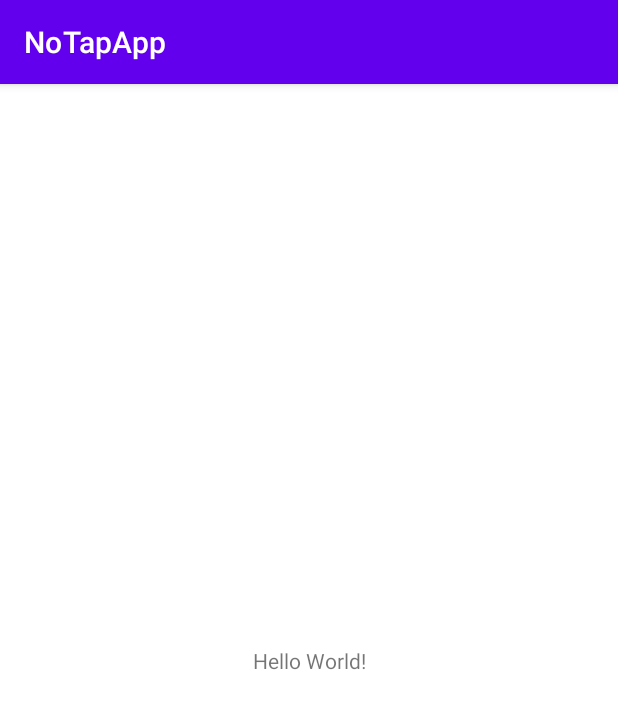
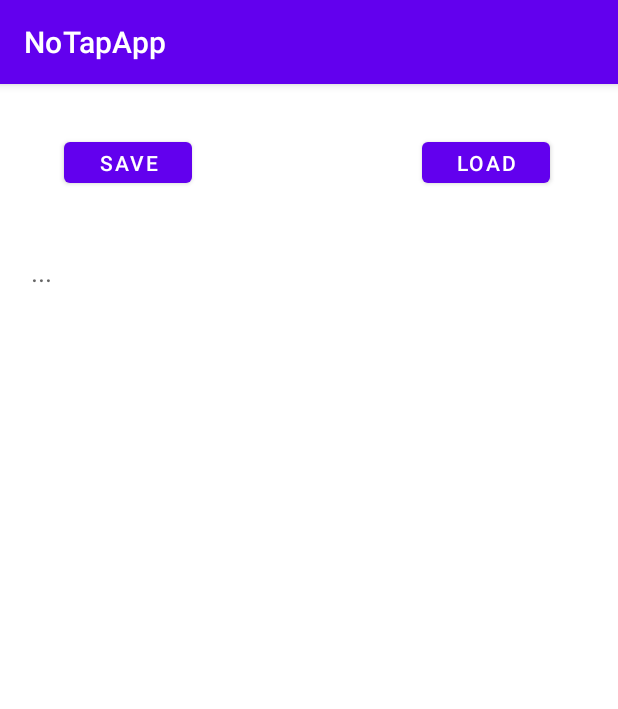
Before and after one commit to TrueSgtMonkey/no-tap-app, an Android app: the screen it shows after launch (MainActivity), on a phone screen of 412 x 824 dp. Shown: the top 709 px of the screen. Run offline under Robolectric (Android 15) with nearby library versions, the phone set to English and light mode, and no system bars.

Commit message:
basic saving, loading, and text editing
saves to a file called "butt.txt"
loads from that file too
saving saves whatever is in the text area to file
loading loads whatever is in file to text area

Really dangerous right now, should probably add some confirmation
prompts, but the first steps are done

```diff
--- a/app/src/main/AndroidManifest.xml
+++ b/app/src/main/AndroidManifest.xml
@@ -3,8 +3,11 @@
     xmlns:tools="http://schemas.android.com/tools"
     package="app.notapapp">
 
+    <uses-permission android:name="android.permission.READ_EXTERNAL_STORAGE" />
+    <uses-permission android:name="android.permission.WRITE_EXTERNAL_STORAGE" />
     <application
         android:allowBackup="true"
+        android:requestLegacyExternalStorage="true"
         android:dataExtractionRules="@xml/data_extraction_rules"
         android:fullBackupContent="@xml/backup_rules"
         android:icon="@mipmap/ic_launcher"
--- a/app/src/main/java/app/notapapp/Clicker.java
+++ /dev/null
@@ -1,53 +0,0 @@
-package app.notapapp;
-
-import android.view.View;
-import android.widget.TextView;
-
-import androidx.appcompat.app.AppCompatActivity;
-
-public class Clicker implements View.OnClickListener
-{
-    //reference to the current activity
-    //for things like findViewById(R.id.<id_name>) and such
-    private AppCompatActivity activity;
-    private View component; // component that we are changing with clicks
-
-    enum State {
-        DEF,
-        BOTTM
-    }
-    private State state;
-
-    public Clicker(AppCompatActivity activity, View component)
-    {
-        this.activity = activity;
-        this.component = component;
-        state = State.DEF;
-    }
-
-    @Override
-    public void onClick(View view)
-    {
-        switch(state)
-        {
-            case DEF:
-                bottmText();
-                state = State.BOTTM;
-                break;
-            case BOTTM:
-                helloText();
-                state = State.DEF;
-                break;
-        }
-    }
-
-    private void bottmText()
-    {
-        ((TextView)component).setText("BOTTM GEAR M8s");
-    }
-
-    private void helloText()
-    {
-        ((TextView)component).setText("Hello, World!");
-    }
-}
--- a/app/src/main/java/app/notapapp/MainActivity.java
+++ b/app/src/main/java/app/notapapp/MainActivity.java
@@ -5,13 +5,18 @@ import androidx.appcompat.app.AppCompatActivity;
 import android.os.Bundle;
 
 public class MainActivity extends AppCompatActivity {
-    Clicker clicker;
+    // saving and loading use the same class
+    SLData saveClicker;
+    SLData loadClicker;
+    TEArea textEditArea;
 
     @Override
     protected void onCreate(Bundle savedInstanceState) {
         super.onCreate(savedInstanceState);
         setContentView(R.layout.activity_main);
-        clicker = new Clicker(this, findViewById(R.id.hello_label));
-        findViewById(R.id.hello_label).setOnClickListener(clicker);
+        textEditArea = new TEArea(this, findViewById(R.id.text_edit));
+        saveClicker = new SLData(this, findViewById(R.id.save_button), textEditArea);
+        loadClicker = new SLData(this, findViewById(R.id.load_button), textEditArea);
+        loadClicker.changeState();
     }
 }
--- /dev/null
+++ b/app/src/main/java/app/notapapp/SLData.java
@@ -0,0 +1,101 @@
+package app.notapapp;
+
+import android.content.Intent;
+import android.os.CountDownTimer;
+import android.view.View;
+import android.widget.TextView;
+
+import androidx.appcompat.app.AppCompatActivity;
+
+import java.io.File;
+import java.io.FileInputStream;
+import java.io.FileNotFoundException;
+import java.io.FileOutputStream;
+import java.io.IOException;
+
+// Handles all of the saving and loading of the current text file we are on
+public class SLData implements View.OnClickListener
+{
+    //reference to the current activity
+    //for things like findViewById(R.id.<id_name>) and such
+    private AppCompatActivity activity;
+
+    //everything in android programming is clickable
+    private View component; // component that we are changing with clicks
+    private TEArea textEditArea;
+
+    enum DataState {
+        SAVE,
+        LOAD
+    }
+    private DataState state;
+
+    public SLData(AppCompatActivity activity, View component, TEArea textEditArea)
+    {
+        this.activity = activity;
+        this.component = component;
+        this.textEditArea = textEditArea;
+        component.setOnClickListener(this);
+        state = DataState.SAVE;
+    }
+
+    public DataState getState() { return state; }
+    protected void setState(DataState s) { state = s; }
+
+    public void changeState()
+    {
+        switch(state)
+        {
+            case SAVE:
+                state = DataState.LOAD;
+                break;
+            case LOAD:
+                state = DataState.SAVE;
+                break;
+        }
+    }
+
+    //based on our current state, we will enter either the save/load process
+    @Override
+    public void onClick(View view)
+    {
+        switch(state)
+        {
+            case SAVE:
+                try {
+                    saveToFile();
+                } catch (IOException e) {
+                    e.printStackTrace();
+                }
+                break;
+            case LOAD:
+                try {
+                    loadFromFile();
+                } catch (IOException e) {
+                    e.printStackTrace();
+                }
+                break;
+        }
+    }
+
+    private void saveToFile() throws IOException {
+        File path = activity.getApplicationContext().getFilesDir();
+        File file = new File(path, "butt.txt");
+        try (FileOutputStream stream = new FileOutputStream(file)) {
+            stream.write(textEditArea.receiveText().getBytes());
+        }
+    }
+
+    private void loadFromFile() throws IOException
+    {
+        File path = activity.getApplicationContext().getFilesDir();
+        File file = new File(path, "butt.txt");
+        int length = (int) file.length();
+        byte[] bytes = new byte[length];
+        try (FileInputStream in = new FileInputStream(file)) {
+            in.read(bytes);
+        }
+
+        textEditArea.overwriteText(new String(bytes));
+    }
+}
--- /dev/null
+++ b/app/src/main/java/app/notapapp/TEArea.java
@@ -0,0 +1,33 @@
+package app.notapapp;
+
+import android.widget.EditText;
+
+import androidx.appcompat.app.AppCompatActivity;
+
+// handles the information we need for the text editing for our current page
+public class TEArea
+{
+    private String text;
+    private AppCompatActivity activity;
+    private EditText textComponent;
+
+    public TEArea(AppCompatActivity activity, EditText textComponent)
+    {
+        this.activity = activity;
+        this.textComponent = textComponent;
+        text = "";
+        textComponent.setText(text);
+    }
+
+    public void overwriteText(String text)
+    {
+        this.text = text;
+        textComponent.setText(text);
+    }
+    public String receiveText()
+    {
+        text = textComponent.getText().toString();
+        return text;
+    }
+
+}
--- a/app/src/main/res/layout/activity_main.xml
+++ b/app/src/main/res/layout/activity_main.xml
@@ -6,14 +6,44 @@
     android:layout_height="match_parent"
     tools:context=".MainActivity">
 
-    <TextView
-        android:id="@+id/hello_label"
-        android:layout_width="wrap_content"
-        android:layout_height="wrap_content"
-        android:text="Hello World!"
+    <EditText
+        android:id="@+id/text_edit"
+        android:layout_width="378dp"
+        android:layout_height="653dp"
+        android:backgroundTint="#001C1C1C"
+        android:ems="10"
+        android:gravity="start|top"
+        android:hint="..."
+        android:inputType="textMultiLine"
         app:layout_constraintBottom_toBottomOf="parent"
         app:layout_constraintEnd_toEndOf="parent"
+        app:layout_constraintHorizontal_bias="0.489"
         app:layout_constraintStart_toStartOf="parent"
-        app:layout_constraintTop_toTopOf="parent" />
+        app:layout_constraintTop_toTopOf="parent"
+        app:layout_constraintVertical_bias="0.896" />
+
+    <Button
+        android:id="@+id/save_button"
+        android:layout_width="85dp"
+        android:layout_height="39dp"
+        android:text="Save"
+        app:layout_constraintBottom_toTopOf="@+id/text_edit"
+        app:layout_constraintEnd_toEndOf="parent"
+        app:layout_constraintHorizontal_bias="0.131"
+        app:layout_constraintStart_toStartOf="parent"
+        app:layout_constraintTop_toTopOf="parent"
+        app:layout_constraintVertical_bias="0.516" />
+
+    <Button
+        android:id="@+id/load_button"
+        android:layout_width="85dp"
+        android:layout_height="39dp"
+        android:text="Load"
+        app:layout_constraintBottom_toTopOf="@+id/text_edit"
+        app:layout_constraintEnd_toEndOf="parent"
+        app:layout_constraintHorizontal_bias="0.861"
+        app:layout_constraintStart_toStartOf="parent"
+        app:layout_constraintTop_toTopOf="parent"
+        app:layout_constraintVertical_bias="0.516" />
 
 </androidx.constraintlayout.widget.ConstraintLayout>
```
